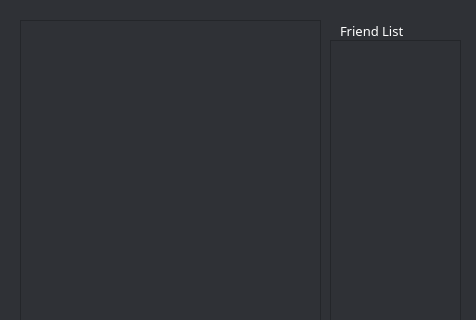
sihyeokpark/auto-attendance, file main.ui: the form before one commit; both pictures show x 0 to 476 and y 0 to 320 of the 476 by 683 pixel window.
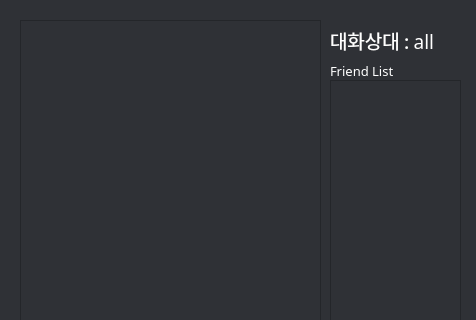
The form after the commit.

What changed in the file:
```diff
--- a/main.ui
+++ b/main.ui
@@ -95,8 +95,8 @@
   <widget class="QLabel" name="label_2">
    <property name="geometry">
     <rect>
-     <x>340</x>
-     <y>20</y>
+     <x>330</x>
+     <y>60</y>
      <width>101</width>
      <height>21</height>
     </rect>
@@ -120,9 +120,9 @@
    <property name="geometry">
     <rect>
      <x>330</x>
-     <y>40</y>
+     <y>80</y>
      <width>131</width>
-     <height>591</height>
+     <height>551</height>
     </rect>
    </property>
    <property name="styleSheet">
@@ -139,11 +139,33 @@
       <x>0</x>
       <y>0</y>
       <width>129</width>
-      <height>589</height>
+      <height>549</height>
      </rect>
     </property>
    </widget>
   </widget>
+  <widget class="QLabel" name="lab_chatName">
+   <property name="geometry">
+    <rect>
+     <x>330</x>
+     <y>30</y>
+     <width>111</width>
+     <height>21</height>
+    </rect>
+   </property>
+   <property name="font">
+    <font>
+     <family>Noto Sans KR</family>
+     <pointsize>14</pointsize>
+    </font>
+   </property>
+   <property name="styleSheet">
+    <string notr="true">color: rgb(255, 255, 255)</string>
+   </property>
+   <property name="text">
+    <string>대화상대 : all</string>
+   </property>
+  </widget>
  </widget>
  <resources/>
  <connections/>
```
Left out of the diff: 2 changed lines with no effect on the pictures.
